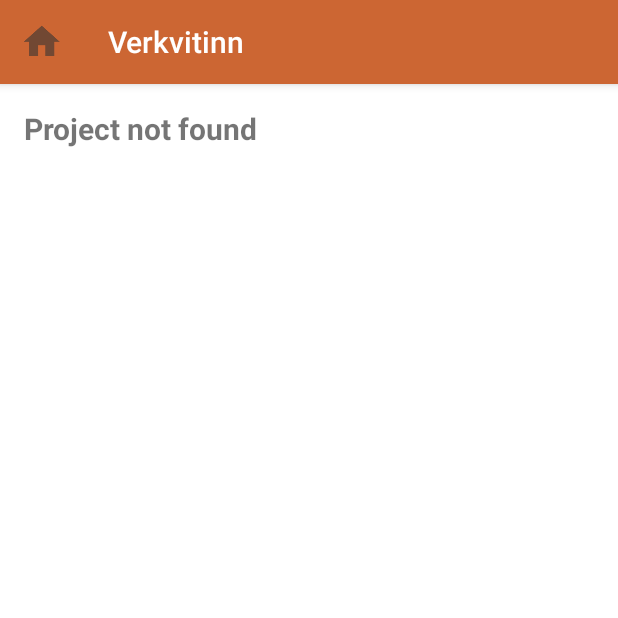
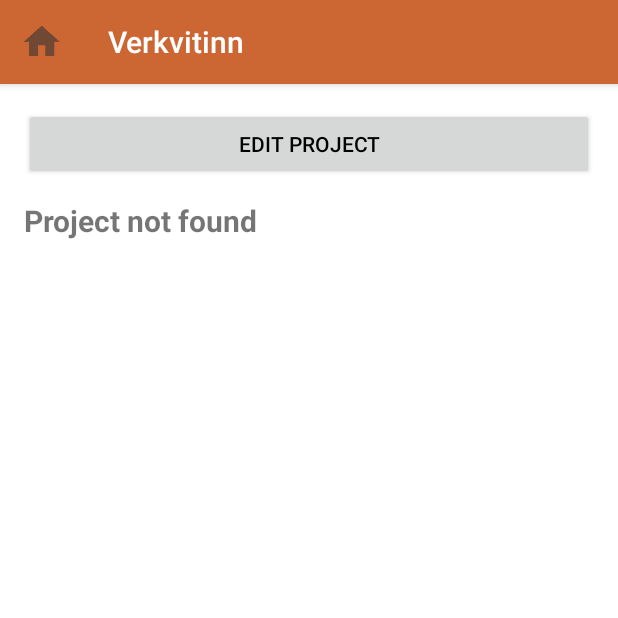
Before and after one commit to Schuleboogie/verkvitinn-android, an Android app: the ProjectScreen screen opened directly, with no data from a screen before it, on a phone screen of 412 x 824 dp, the top half of it. Run offline under Robolectric (Android 15) with nearby library versions, the phone set to English and light mode, and no system bars.

Commit message:
Project Edit

```diff
--- a/app/src/main/java/is/hi/verkvitinn/HomeScreen.java
+++ b/app/src/main/java/is/hi/verkvitinn/HomeScreen.java
@@ -42,7 +42,6 @@ public class HomeScreen extends AppCompatActivity {
         final Activity r = this;
         dbBrowser.setOnClickListener(new OnClickListener() {
             public void onClick(View v) {
-
                 Intent dbmanager = new Intent(r, AndroidDatabaseManager.class);
                 startActivity(dbmanager);
             }
--- a/app/src/main/java/is/hi/verkvitinn/ProjectList.java
+++ b/app/src/main/java/is/hi/verkvitinn/ProjectList.java
@@ -48,7 +48,6 @@ public class ProjectList extends ArrayAdapter {
     }
     @Override
     public View getView(int i, View view, ViewGroup vg) {
-        final int projectId = i;
         // TODO Auto-generated method stub
         View vi = view;
         if (vi == null)
@@ -58,7 +57,7 @@ public class ProjectList extends ArrayAdapter {
         TextView projectWorkers = (TextView) vi.findViewById(R.id.pWorkers);
         TextView projectLocation = (TextView) vi.findViewById(R.id.pLocation);
         TextView projectStatus = (TextView) vi.findViewById(R.id.pStatus);
-        Project tProject = projects.get(i);
+        final Project tProject = projects.get(i);
         projectName.setText(tProject.getName());
         projectWorkers.setText("" + tProject.getWorkers().length + " workers");
         projectLocation.setText(tProject.getLocation());
@@ -70,7 +69,7 @@ public class ProjectList extends ArrayAdapter {
             @Override
             public void onClick(View v) {
                 Intent intent = new Intent(getContext(), ProjectScreen.class);
-                intent.putExtra(PROJECT_ID, projectId);
+                intent.putExtra(PROJECT_ID, tProject.getId());
                 getContext().startActivity(intent);
             }
         });
--- a/app/src/main/java/is/hi/verkvitinn/ProjectScreen.java
+++ b/app/src/main/java/is/hi/verkvitinn/ProjectScreen.java
@@ -4,7 +4,9 @@ import android.content.Intent;
 import android.support.v7.app.AppCompatActivity;
 import android.os.Bundle;
 import android.view.MenuItem;
+import android.view.View;
 import android.widget.TextView;
+import android.widget.Toast;
 
 import org.w3c.dom.Text;
 
@@ -17,6 +19,9 @@ public class ProjectScreen extends AppCompatActivity {
     ProjectRepository projects;
 
     private TextView projectName;
+    public static final String PROJECT_EDIT = "is.hi.verkvitinn.PROJECT_EDIT";
+    public static final String PROJECT_ID = "is.hi.verkvitinn.PROJECT_ID";
+    private Long projectId;
 
     @Override
     protected void onCreate(Bundle savedInstanceState) {
@@ -31,14 +36,24 @@ public class ProjectScreen extends AppCompatActivity {
 
         // Get project info
         Intent intent = getIntent();
-        int projectId = intent.getIntExtra(ProjectList.PROJECT_ID, -1);
+        Long projectId = intent.getLongExtra(ProjectList.PROJECT_ID, -1);
+        this.projectId = projectId;
 
         projectName = (TextView) findViewById(R.id.projectName);
-        Project foundProject = projectService.findOne(Long.valueOf(projectId), this);
+        Project foundProject = projectService.findOne(projectId, this);
         if (foundProject != null) {
             projectName.setText(foundProject.getName());
+
         }
         else projectName.setText("Project not found");
+    }
+    public void editProject(View view) {
+        Intent intent = new Intent(this, CreateProject.class);
+        Bundle extras = new Bundle();
+        extras.putString(PROJECT_EDIT, "true");
+        extras.putString(PROJECT_ID, String.valueOf(projectId));
+        intent.putExtras(extras);
+        startActivity(intent);
     }
     @Override
     public boolean onOptionsItemSelected(MenuItem menuItem) {
--- a/app/src/main/res/layout/activity_project_screen.xml
+++ b/app/src/main/res/layout/activity_project_screen.xml
@@ -14,9 +14,22 @@
         android:layout_width="match_parent"
         android:layout_height="wrap_content"
         android:id="@+id/projectName"
+        android:textSize="20sp"
+        android:textStyle="normal|bold"
+        android:layout_marginTop="13dp"
+        android:layout_below="@+id/editProjectButton"
+        android:layout_alignParentLeft="true"
+        android:layout_alignParentStart="true" />
+
+    <Button
+        android:text="Edit project"
+        android:layout_width="match_parent"
+        android:layout_height="wrap_content"
+        android:id="@+id/editProjectButton"
         android:layout_alignParentTop="true"
         android:layout_alignParentLeft="true"
         android:layout_alignParentStart="true"
-        android:textSize="20sp"
-        android:textStyle="normal|bold" />
+        android:layout_alignParentRight="true"
+        android:layout_alignParentEnd="true"
+        android:onClick="editProject" />
 </RelativeLayout>
--- a/app/src/main/res/values/strings.xml
+++ b/app/src/main/res/values/strings.xml
@@ -13,5 +13,6 @@
     <string name="create_worker_group">Create worker group</string>
     <string name="active_workers">Active workers</string>
     <string name="project_create_success">Project created</string>
+    <string name="project_update_success">Project updated</string>
     <string name="project_create_error">Error creating project</string>
 </resources>
```
Also changed, not shown: app/src/main/java/is/hi/verkvitinn/CreateProject.java (+32 -2 lines), app/src/main/java/is/hi/verkvitinn/persistence/repositories/ProjectRepository.java (+18 -1 lines), app/src/main/res/layout/projectlistitem.xml (+5 -2 lines).
